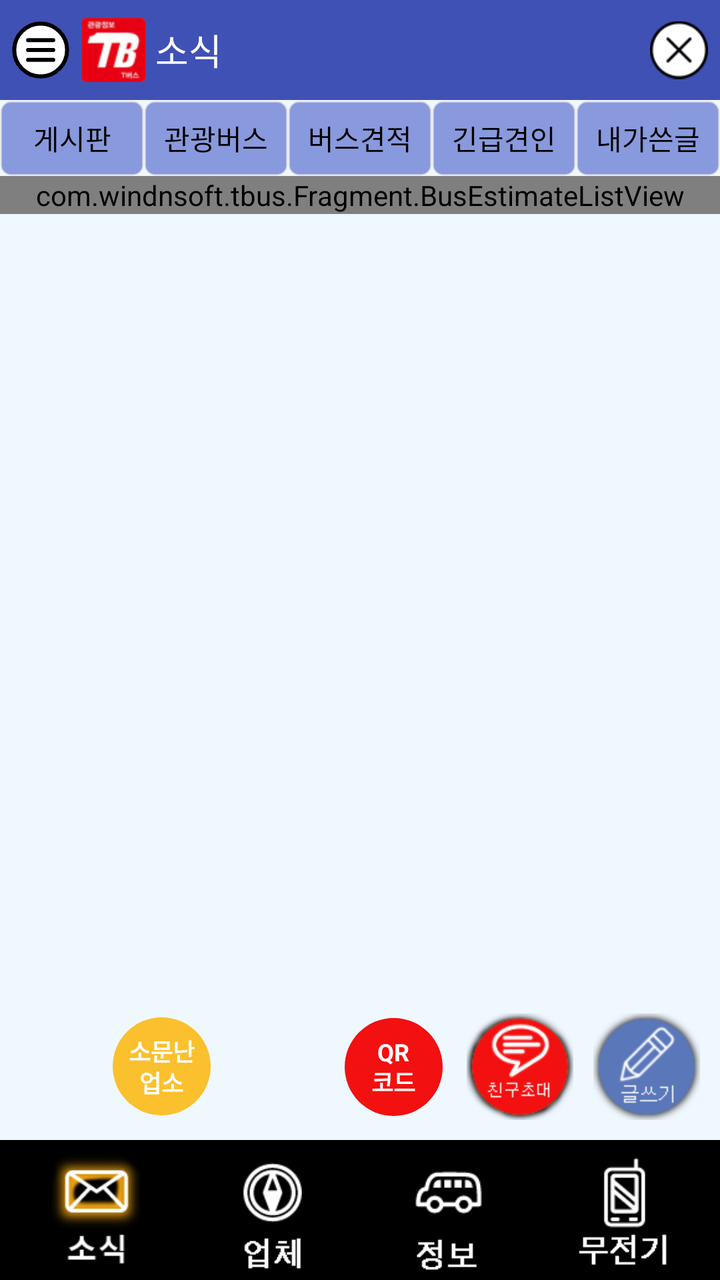
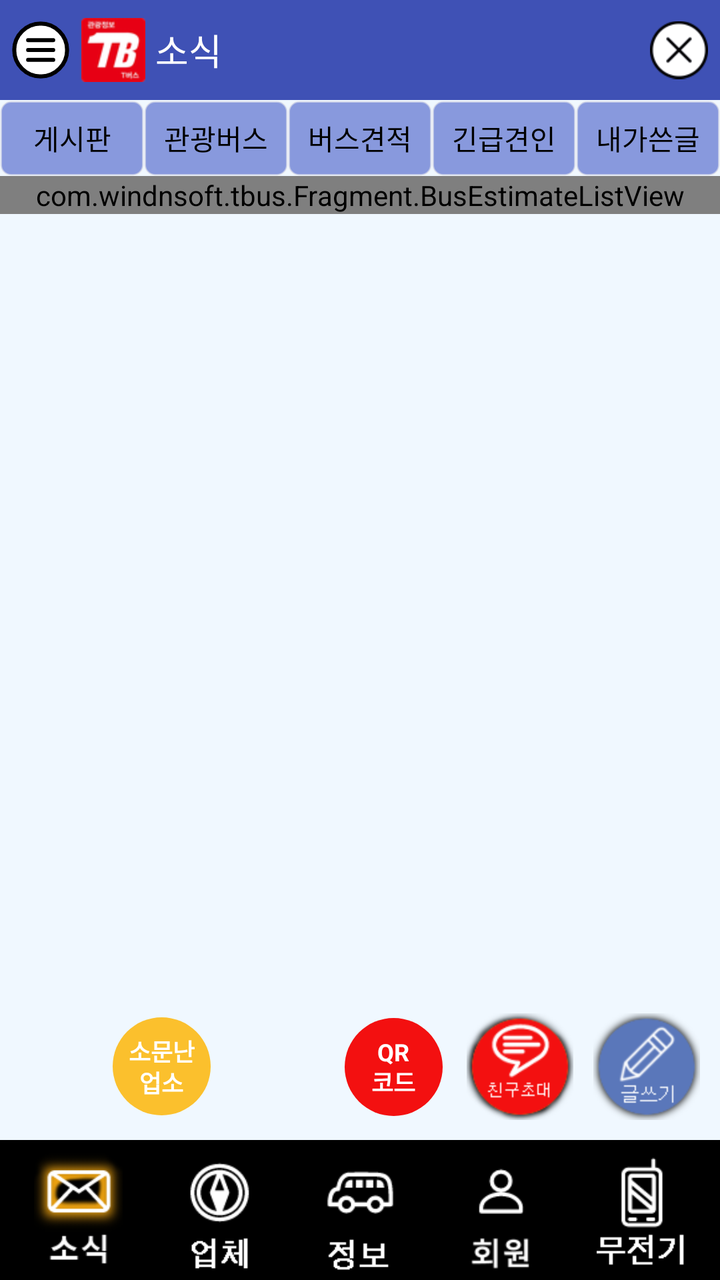

An Android layout rendered at two revisions. The XML below is the earlier revision; the diff shows what the commit changed to produce the second picture.
<!-- AndroidManifest.xml: application theme AppTheme -->
<!-- res/layout/bus_estimate_activity.xml -->
<?xml version="1.0" encoding="utf-8"?>
<androidx.drawerlayout.widget.DrawerLayout
    xmlns:android="http://schemas.android.com/apk/res/android"
    xmlns:app="http://schemas.android.com/apk/res-auto"
    xmlns:tools="http://schemas.android.com/tools"
    android:id="@+id/drawer_layout"
    android:layout_width="match_parent"
    android:layout_height="match_parent"
    tools:context="com.windnsoft.tbus.MainActivity">

<RelativeLayout
    android:id="@+id/activity_main"
    android:layout_width="match_parent"
    android:layout_height="match_parent"
    android:background="@color/AliceBlue">

    <LinearLayout
        android:layout_width="match_parent"
        android:layout_height="match_parent"
        android:orientation="vertical"
        >


        <LinearLayout
            android:id="@+id/layout_head"
            android:layout_width="match_parent"
            android:layout_height="50dp"
            android:background="@color/BlueLight"
            android:orientation="horizontal">

            <ImageView
                android:id="@+id/topMenuBtn"
                android:layout_width="0dp"
                android:layout_height="match_parent"
                android:layout_marginLeft="5dp"
                android:layout_weight="1"
                android:padding="1dp"
                android:src="@drawable/hamburger_black"
                />

            <ImageView
                android:layout_width="wrap_content"
                android:layout_height="match_parent"
                android:layout_margin="5dip"
                android:src="@drawable/ic_launcher_mdpi"
                />

            <TextView
                android:id="@+id/textView8"
                android:layout_width="0dp"
                android:layout_height="match_parent"
                android:layout_weight="8"
                android:gravity="center_vertical"
                android:text="소식"
                android:textAppearance="?android:attr/textAppearanceMedium"

                android:textColor="@color/White"/>

            <ImageView
                android:id="@+id/topCloseBtn"
                android:layout_width="0dp"
                android:layout_height="match_parent"
                android:layout_marginRight="5dp"
                android:layout_weight="1"
                android:padding="1dp"
                android:src="@drawable/xbutton_black"
                />
        </LinearLayout>

        <LinearLayout
            android:id="@+id/layout_body"
            android:layout_width="match_parent"
            android:layout_height="0dp"
            android:layout_weight="950"
            android:orientation="vertical"
            >

            <ImageView
                android:id="@+id/advImg"
                android:layout_width="match_parent"
                android:layout_height="wrap_content"
                android:background="@color/Black"
                />

            <LinearLayout
                android:layout_width="match_parent"
                android:layout_height="38dp"
                android:gravity="center"
                android:orientation="horizontal"
                android:paddingTop="1px">

                <TextView
                    android:id="@+id/boardFreeTab"
                    android:layout_width="0dp"
                    android:layout_height="match_parent"
                    android:layout_weight="1"
                    android:background="@drawable/prg_border_blue"
                    android:gravity="center"
                    android:text="게시판"
                    android:textAppearance="?android:attr/textAppearanceSmall"

                    android:textColor="@color/Black"/>

                <TextView
                    android:id="@+id/boardBusTab"
                    android:layout_width="0dp"
                    android:layout_height="match_parent"
                    android:layout_weight="1"
                    android:background="@drawable/prg_border_blue"
                    android:gravity="center"
                    android:text="관광버스"
                    android:textAppearance="?android:attr/textAppearanceSmall"
                    android:textColor="@color/Black"/>

                <TextView
                    android:id="@+id/boardEstimateTab"
                    android:layout_width="0dp"
                    android:layout_height="match_parent"
                    android:layout_weight="1"
                    android:background="@drawable/prg_border_blue"
                    android:gravity="center"
                    android:text="버스견적"

                    android:textAppearance="?android:attr/textAppearanceSmall"
                    android:textColor="@color/Black"/>

                <TextView
                    android:id="@+id/boardTractionTab"
                    android:layout_width="0dp"
                    android:layout_height="match_parent"
                    android:layout_weight="1"
                    android:background="@drawable/prg_border_blue"
                    android:gravity="center"

                    android:text="긴급견인"
                    android:textAppearance="?android:attr/textAppearanceSmall"
                    android:textColor="@color/Black"/>

                <TextView
                    android:id="@+id/boardMyTab"
                    android:layout_width="0dp"
                    android:layout_height="match_parent"
                    android:layout_weight="1"
                    android:background="@drawable/prg_border_blue"
                    android:gravity="center"
                    android:text="내가쓴글"
                    android:textAppearance="?android:attr/textAppearanceSmall"

                    android:textColor="@color/Black"/>


            </LinearLayout>

            <RelativeLayout
                android:layout_width="match_parent"
                android:layout_height="0dp"
                android:layout_weight="9"
                android:clickable="false"
                android:gravity="right">

                <com.windnsoft.tbus.Fragment.BusEstimateListView
                    android:id="@+id/busEstimateView"
                    android:layout_width="match_parent"
                    android:layout_height="wrap_content">
                </com.windnsoft.tbus.Fragment.BusEstimateListView>

                <LinearLayout
                    android:layout_width="match_parent"
                    android:layout_height="wrap_content"
                    android:layout_alignParentBottom="true"
                    android:gravity="right"
                    android:orientation="horizontal"
                    android:padding="5dp">

                    <TextView
                        android:id="@+id/boardFamousCoBtn"
                        android:layout_width="53dp"
                        android:layout_height="53dp"
                        android:layout_marginLeft="5dp"
                        android:layout_marginTop="5dp"
                        android:layout_marginRight="58dp"
                        android:layout_marginBottom="5dp"
                        android:background="@drawable/circle_yellow_btn"
                        android:clickable="true"
                        android:gravity="center"
                        android:lineSpacingExtra="-2dp"
                        android:text="소문난\n업소"
                        android:textColor="@color/White"
                        android:textSize="12sp"
                        android:textStyle="bold"/>

                    <TextView
                        android:id="@+id/boardQrBtn"
                        android:layout_width="53dp"
                        android:layout_height="53dp"
                        android:layout_margin="5dp"
                        android:background="@drawable/circle_red_btn"
                        android:clickable="true"
                        android:gravity="center"
                        android:lineSpacingExtra="-2dp"
                        android:text="QR\n코드"
                        android:textColor="@color/White"
                        android:textSize="12sp"
                        android:textStyle="bold"/>

                    <ImageView
                        android:id="@+id/boardInviteBtn"
                        android:layout_width="wrap_content"
                        android:layout_margin="5dp"
                        android:layout_height="wrap_content"
                        android:src="@drawable/freind"/>

                    <ImageView
                        android:id="@+id/boardWriteBtn"
                        android:layout_width="wrap_content"
                        android:layout_height="wrap_content"
                        android:clickable="true"
                        android:layout_margin="5dp"
                        android:src="@drawable/write"/>
                </LinearLayout>
                
                
                
                


            </RelativeLayout>
        </LinearLayout>

        <LinearLayout
            android:id="@+id/layout_bottom"
            android:layout_width="match_parent"
            android:layout_height="70dp"
            android:background="@color/Black"
            android:orientation="horizontal"
            android:padding="4dp"
            >

            <ImageView
                android:id="@+id/bottomNewsBtn"
                android:layout_width="wrap_content"
                android:layout_height="match_parent"
                android:layout_weight="1"
                android:src="@drawable/news_on"
                />

            <ImageView
                android:id="@+id/bottomCompanyBtn"
                android:layout_width="wrap_content"
                android:layout_height="match_parent"
                android:layout_weight="1"
                android:src="@drawable/company_off"
                />

            <ImageView
                android:id="@+id/bottomInfoBtn"
                android:layout_width="wrap_content"
                android:layout_height="match_parent"
                android:layout_weight="1"
                android:src="@drawable/info_off"
                />

            <ImageView
                android:id="@+id/bottomTalkieBtn"
                android:layout_width="wrap_content"
                android:layout_height="match_parent"
                android:layout_weight="1"
                android:src="@drawable/walkietalkie_off"
                />
        </LinearLayout>
    </LinearLayout>

</RelativeLayout>

    <LinearLayout
        android:id="@+id/drawer_menu"
        android:layout_width="260dp"
        android:layout_height="match_parent"
        android:layout_gravity="start"
        android:background="@color/White"
        android:clickable="true"
        android:focusable="true"
        android:orientation="vertical">

        <LinearLayout
            android:layout_width="match_parent"
            android:layout_height="50dp"
            android:background="@color/BlueLight"
            android:gravity="center_vertical"
            android:orientation="horizontal"
            android:paddingLeft="16dp"
            android:paddingRight="16dp">

            <ImageView
                android:layout_width="28dp"
                android:layout_height="28dp"
                android:layout_marginRight="10dp"
                android:src="@drawable/ic_launcher_mdpi" />

            <TextView
                android:layout_width="wrap_content"
                android:layout_height="wrap_content"
                android:text="@string/app_name"
                android:textAppearance="?android:attr/textAppearanceMedium"
                android:textColor="@color/White"
                android:textStyle="bold" />
        </LinearLayout>

        <TextView
            android:id="@+id/drawerProfileEditBtn"
            android:layout_width="match_parent"
            android:layout_height="52dp"
            android:background="?android:attr/selectableItemBackground"
            android:gravity="center_vertical"
            android:paddingLeft="20dp"
            android:paddingRight="20dp"
            android:text="프로필 수정"
            android:textColor="@color/Black"
            android:textSize="16sp" />

        <View
            android:layout_width="match_parent"
            android:layout_height="1dp"
            android:background="@color/listLine" />

        <TextView
            android:id="@+id/drawerPrivacyBtn"
            android:layout_width="match_parent"
            android:layout_height="52dp"
            android:background="?android:attr/selectableItemBackground"
            android:gravity="center_vertical"
            android:paddingLeft="20dp"
            android:paddingRight="20dp"
            android:text="개인정보 보호방침 및 약관"
            android:textColor="@color/Black"
            android:textSize="16sp" />

        <View
            android:layout_width="match_parent"
            android:layout_height="1dp"
            android:background="@color/listLine" />

    </LinearLayout>

</androidx.drawerlayout.widget.DrawerLayout>
<!-- resources referenced by this layout -->
<resources>
  <color name="AliceBlue">#FFF0F8FF</color>
  <color name="Black">#000000</color>
  <color name="BlueLight">#3F51B5</color>
  <color name="White">#FFFFFFFF</color>
  <color name="listLine">#FFe2e8f7</color>
  <!-- drawable circle_red_btn (drawable) -->
  <?xml version="1.0" encoding="utf-8"?>
  <layer-list xmlns:android="http://schemas.android.com/apk/res/android">
      <item
          android:bottom="2dp"
          android:left="2dp"
          android:right="2dp"
          android:top="2dp">
          <shape android:shape="oval">
              <solid android:color="#F31010" />
              <size
                  android:width="49dp"
                  android:height="49dp" />
          </shape>
      </item>
  </layer-list>
  <!-- drawable circle_yellow_btn (drawable) -->
  <?xml version="1.0" encoding="utf-8"?>
  <layer-list xmlns:android="http://schemas.android.com/apk/res/android">
      <item
          android:bottom="2dp"
          android:left="2dp"
          android:right="2dp"
          android:top="2dp">
          <shape android:shape="oval">
              <solid android:color="#FBC02D" />
              <size
                  android:width="49dp"
                  android:height="49dp" />
          </shape>
      </item>
  </layer-list>
  <!-- drawable company_off: png bitmap (drawable-hdpi, 1241 bytes) -->
  <!-- drawable freind: png bitmap (drawable-hdpi, 5474 bytes) -->
  <!-- drawable hamburger_black (drawable) -->
  <?xml version="1.0" encoding="utf-8"?>
  <vector xmlns:android="http://schemas.android.com/apk/res/android"
      android:width="64dp"
      android:height="64dp"
      android:viewportWidth="64"
      android:viewportHeight="64">
  
      <path
          android:fillColor="#FFFFFF"
          android:pathData="M32,2.5A29.5,29.5 0,1 1,32 61.5A29.5,29.5 0,1 1,32 2.5Z"
          android:strokeWidth="4.5"
          android:strokeColor="#000000" />
  
      <path
          android:fillColor="#00000000"
          android:pathData="M18,21L46,21M18,32L46,32M18,43L46,43"
          android:strokeWidth="4.5"
          android:strokeColor="#000000"
          android:strokeLineCap="round" />
  
  </vector>
  <!-- drawable ic_launcher_mdpi: png bitmap (drawable-hdpi, 3157 bytes) -->
  <!-- drawable info_off: png bitmap (drawable-hdpi, 1113 bytes) -->
  <!-- drawable news_on: png bitmap (drawable-hdpi, 6304 bytes) -->
  <!-- drawable prg_border_blue (drawable) -->
  <?xml version="1.0" encoding="utf-8"?>
  <layer-list xmlns:android="http://schemas.android.com/apk/res/android">
      <item>
          <shape android:shape="rectangle" android:padding="5dp">
  
              <solid android:color="#89d"/>
              <corners android:bottomRightRadius="5dp"
                       android:bottomLeftRadius="5dp"
                       android:topLeftRadius="5dp"
                       android:topRightRadius="5dp"/>
              <stroke android:width="1dp"
                      android:color="#8eee"
                  />
  
          </shape>
      </item>
  
  </layer-list>
  <!-- drawable walkietalkie_off: png bitmap (drawable-hdpi, 1103 bytes) -->
  <!-- drawable write: png bitmap (drawable-hdpi, 5048 bytes) -->
  <!-- drawable xbutton_black: png bitmap (drawable-hdpi, 1165 bytes) -->
  <string name="app_name">관광정보 (T버스)</string>
  <style name="AppTheme" parent="android:Theme.Light.NoTitleBar">
          
      </style>
</resources>

<!-- the commit's change to res/layout/bus_estimate_activity.xml (unified diff, before → after) -->
@@ -261,6 +261,14 @@
                 />
 
             <ImageView
+                android:id="@+id/bottomMemberBtn"
+                android:layout_width="wrap_content"
+                android:layout_height="match_parent"
+                android:layout_weight="1"
+                android:src="@drawable/member_off"
+                />
+
+            <ImageView
                 android:id="@+id/bottomTalkieBtn"
                 android:layout_width="wrap_content"
                 android:layout_height="match_parent"
<!-- resource entries referenced after the edit -->
@@ -63,6 +63,7 @@
   </vector>
   <!-- drawable ic_launcher_mdpi: png bitmap (drawable-hdpi, 3157 bytes) -->
   <!-- drawable info_off: png bitmap (drawable-hdpi, 1113 bytes) -->
+  <!-- drawable member_off: png bitmap (drawable-hdpi, 2040 bytes) -->
   <!-- drawable news_on: png bitmap (drawable-hdpi, 6304 bytes) -->
   <!-- drawable prg_border_blue (drawable) -->
   <?xml version="1.0" encoding="utf-8"?>
